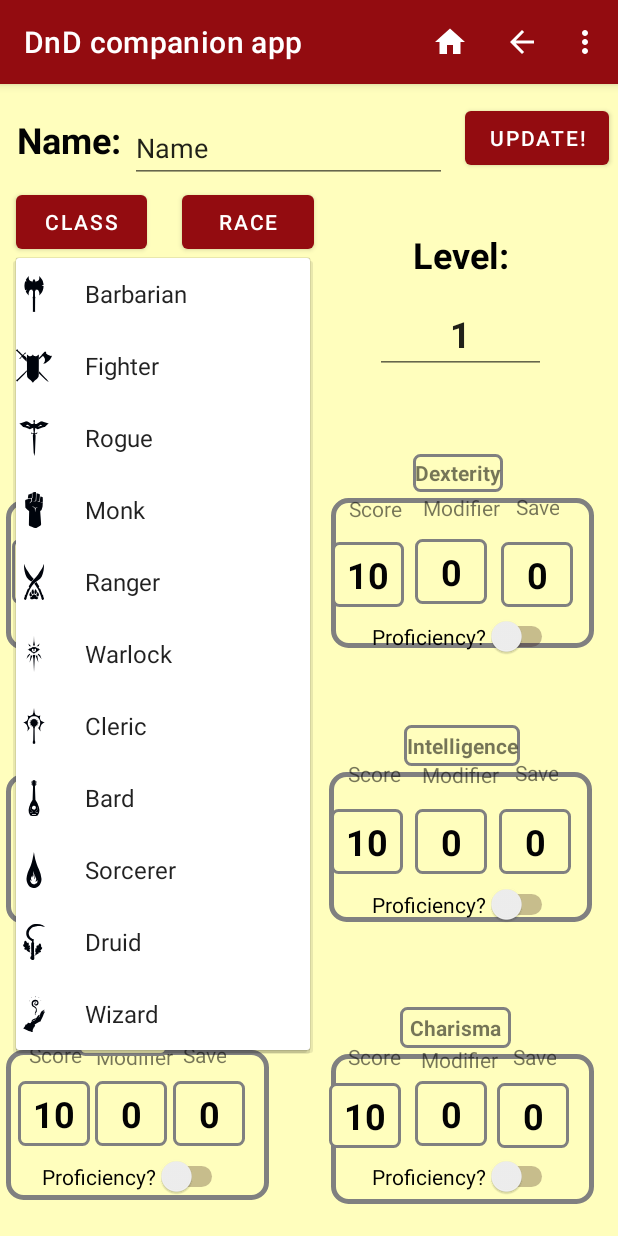
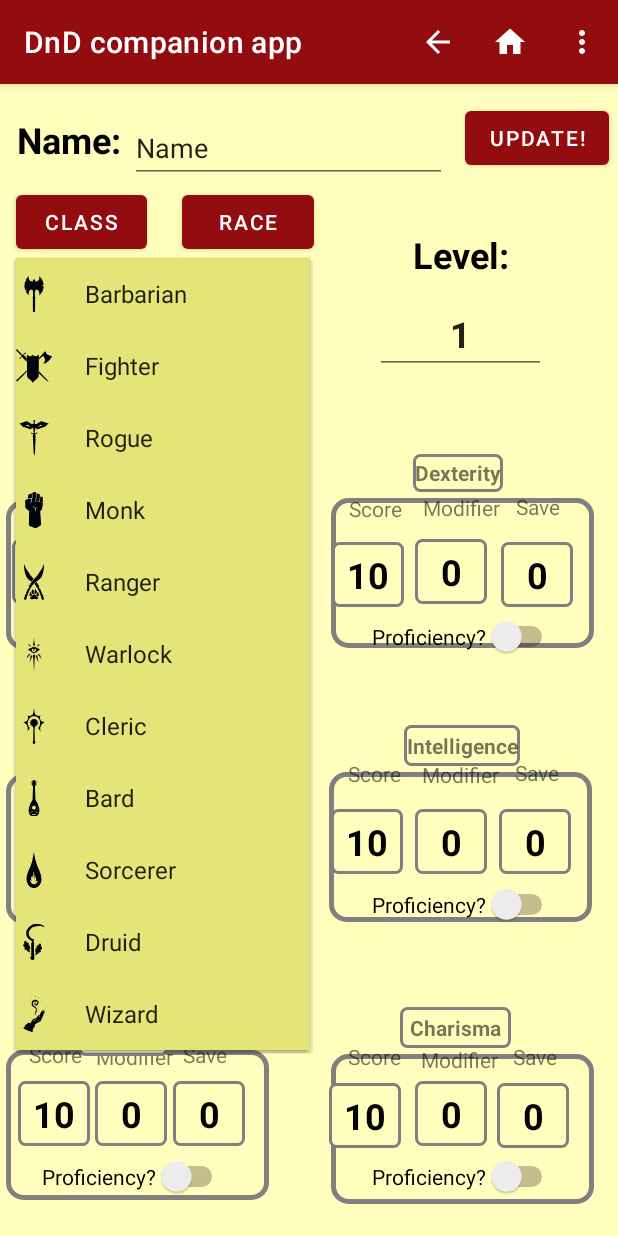
Before and after one commit to santtu321/dnd_companion_app_R21, an Android app: the Charactersheet screen opened directly, with no data from a screen before it, after a tap on "CLASS", on a phone screen of 412 x 824 dp. Run offline under Robolectric (Android 15) with nearby library versions, the phone set to English and light mode, and no system bars.

Commit message:
V0.33
Nyt on actionbarin popupmenussa iconit ja vähän paranneltu tyylejä

```diff
--- /dev/null
+++ b/Diceroller/app/src/main/res/drawable/ic_baseline_accessibility_24.xml
@@ -0,0 +1,9 @@
+<vector xmlns:android="http://schemas.android.com/apk/res/android"
+    android:width="24dp"
+    android:height="24dp"
+    android:viewportWidth="24"
+    android:viewportHeight="24">
+  <path
+      android:fillColor="@android:color/black"
+      android:pathData="M12,2c1.1,0 2,0.9 2,2s-0.9,2 -2,2 -2,-0.9 -2,-2 0.9,-2 2,-2zM21,9h-6v13h-2v-6h-2v6L9,22L9,9L3,9L3,7h18v2z"/>
+</vector>
--- /dev/null
+++ b/Diceroller/app/src/main/res/drawable/ic_baseline_add_24.xml
@@ -0,0 +1,9 @@
+<vector xmlns:android="http://schemas.android.com/apk/res/android"
+    android:width="24dp"
+    android:height="24dp"
+    android:viewportWidth="24"
+    android:viewportHeight="24">
+  <path
+      android:fillColor="@android:color/black"
+      android:pathData="M19,13h-6v6h-2v-6H5v-2h6V5h2v6h6v2z"/>
+</vector>
--- /dev/null
+++ b/Diceroller/app/src/main/res/drawable/ic_baseline_menu_book_24.xml
@@ -0,0 +1,18 @@
+<vector xmlns:android="http://schemas.android.com/apk/res/android"
+    android:width="24dp"
+    android:height="24dp"
+    android:viewportWidth="24"
+    android:viewportHeight="24">
+  <path
+      android:fillColor="@android:color/black"
+      android:pathData="M21,5c-1.11,-0.35 -2.33,-0.5 -3.5,-0.5c-1.95,0 -4.05,0.4 -5.5,1.5c-1.45,-1.1 -3.55,-1.5 -5.5,-1.5S2.45,4.9 1,6v14.65c0,0.25 0.25,0.5 0.5,0.5c0.1,0 0.15,-0.05 0.25,-0.05C3.1,20.45 5.05,20 6.5,20c1.95,0 4.05,0.4 5.5,1.5c1.35,-0.85 3.8,-1.5 5.5,-1.5c1.65,0 3.35,0.3 4.75,1.05c0.1,0.05 0.15,0.05 0.25,0.05c0.25,0 0.5,-0.25 0.5,-0.5V6C22.4,5.55 21.75,5.25 21,5zM21,18.5c-1.1,-0.35 -2.3,-0.5 -3.5,-0.5c-1.7,0 -4.15,0.65 -5.5,1.5V8c1.35,-0.85 3.8,-1.5 5.5,-1.5c1.2,0 2.4,0.15 3.5,0.5V18.5z"/>
+  <path
+      android:fillColor="@android:color/black"
+      android:pathData="M17.5,10.5c0.88,0 1.73,0.09 2.5,0.26V9.24C19.21,9.09 18.36,9 17.5,9c-1.7,0 -3.24,0.29 -4.5,0.83v1.66C14.13,10.85 15.7,10.5 17.5,10.5z"/>
+  <path
+      android:fillColor="@android:color/black"
+      android:pathData="M13,12.49v1.66c1.13,-0.64 2.7,-0.99 4.5,-0.99c0.88,0 1.73,0.09 2.5,0.26V11.9c-0.79,-0.15 -1.64,-0.24 -2.5,-0.24C15.8,11.66 14.26,11.96 13,12.49z"/>
+  <path
+      android:fillColor="@android:color/black"
+      android:pathData="M17.5,14.33c-1.7,0 -3.24,0.29 -4.5,0.83v1.66c1.13,-0.64 2.7,-0.99 4.5,-0.99c0.88,0 1.73,0.09 2.5,0.26v-1.52C19.21,14.41 18.36,14.33 17.5,14.33z"/>
+</vector>
--- /dev/null
+++ b/Diceroller/app/src/main/res/drawable/ic_baseline_more_vert_24.xml
@@ -0,0 +1,5 @@
+<vector android:height="24dp" android:tint="#FFFFFF"
+    android:viewportHeight="24" android:viewportWidth="24"
+    android:width="24dp" xmlns:android="http://schemas.android.com/apk/res/android">
+    <path android:fillColor="@android:color/white" android:pathData="M12,8c1.1,0 2,-0.9 2,-2s-0.9,-2 -2,-2 -2,0.9 -2,2 0.9,2 2,2zM12,10c-1.1,0 -2,0.9 -2,2s0.9,2 2,2 2,-0.9 2,-2 -0.9,-2 -2,-2zM12,16c-1.1,0 -2,0.9 -2,2s0.9,2 2,2 2,-0.9 2,-2 -0.9,-2 -2,-2z"/>
+</vector>
--- a/Diceroller/app/src/main/res/layout/activity_charactersheet.xml
+++ b/Diceroller/app/src/main/res/layout/activity_charactersheet.xml
@@ -972,13 +972,4 @@
         app:layout_constraintHorizontal_bias="0.783"
         app:layout_constraintStart_toStartOf="parent" />
 
-    <androidx.fragment.app.FragmentContainerView
-        android:id="@+id/fragmentContainerView4"
-        android:name="com.example.myapplication.MenuFragment"
-        android:layout_width="wrap_content"
-        android:layout_height="wrap_content"
-        app:layout_constraintEnd_toEndOf="parent"
-        app:layout_constraintStart_toStartOf="parent"
-        app:layout_constraintTop_toTopOf="parent" />
-
 </androidx.constraintlayout.widget.ConstraintLayout>
--- a/Diceroller/app/src/main/res/menu/popup_classes_menu.xml
+++ b/Diceroller/app/src/main/res/menu/popup_classes_menu.xml
@@ -6,7 +6,8 @@
         android:id="@+id/action_barbarian"
         android:title="Barbarian"
         android:icon="@drawable/ic_class_barbarian"
-        app:showAsAction="never"/>
+        app:showAsAction="never"
+        />
     <item
         android:id="@+id/action_fighter"
         android:title="Fighter"
--- a/Diceroller/app/src/main/res/menu/popup_menu.xml
+++ b/Diceroller/app/src/main/res/menu/popup_menu.xml
@@ -1,26 +1,49 @@
 <?xml version="1.0" encoding="utf-8"?>
 <menu xmlns:android="http://schemas.android.com/apk/res/android"
     xmlns:app="http://schemas.android.com/apk/res-auto">
+    <item android:id="@+id/action_back"
+        android:title=""
+        android:icon="@drawable/ic_baseline_arrow_back_24"
+        app:showAsAction="always"/>
+
+    <item android:id="@+id/action_home"
+        android:title=""
+        android:icon="@drawable/ic_baseline_home_24"
+        app:showAsAction="always"/>
+
+    <item android:id="@+id/more"
+        android:title=""
+        android:icon="@drawable/ic_baseline_more_vert_24"
+        app:showAsAction="always">
+
+
+        <menu>
             <item
                 android:id="@+id/action_main"
                 android:title="dice roller"
-        app:showAsAction="never"/>
+                android:icon="@drawable/ic_dice"
+                app:showAsAction="ifRoom"/>
             <item
                 android:id="@+id/action_sum"
-        android:icon="@drawable/ic_dice"
                 android:title="dice roller sum"
-        app:showAsAction="never"/>
+                android:icon="@drawable/ic_baseline_add_24"
+                app:showAsAction="ifRoom"/>
             <item
                 android:id="@+id/action_rule"
                 android:title="rulebook"
-        app:showAsAction="never"/>
+                android:icon="@drawable/ic_baseline_menu_book_24"
+                app:showAsAction="ifRoom"/>
             <item
                 android:id="@+id/action_database"
                 android:title="characters"
-        app:showAsAction="never"/>
+                android:icon="@drawable/ic_baseline_accessibility_24"
+                app:showAsAction="ifRoom"/>
             <item
                 android:id="@+id/test"
                 android:title="test"
-        app:showAsAction="never"/>
+                app:showAsAction="ifRoom"/>
+        </menu>
+
+    </item>
 
 </menu>
--- a/Diceroller/app/src/main/res/values/colors.xml
+++ b/Diceroller/app/src/main/res/values/colors.xml
@@ -23,6 +23,7 @@
     <color name ="background">#FFFEBD </color>
     <color name ="background_accent">#F7CE65 </color>
     <color name ="text">#290000 </color>
+    <color name ="menubackground">#e5e478</color>
 
 
     <!--switch colors-->
--- a/Diceroller/app/src/main/res/values/styles.xml
+++ b/Diceroller/app/src/main/res/values/styles.xml
@@ -1,11 +1,13 @@
 <resources>
 
     <!-- Base application theme. -->
-    <style name="AppTheme" parent="Theme.MaterialComponents.Light.DarkActionBar">
+    <style name="AppTheme" parent="Theme.MaterialComponents.Light">
         <!-- Customize your theme here. -->
-        <item name="colorPrimary">@color/colorPrimary</item>
-        <item name="colorPrimaryDark">@color/colorPrimaryDark</item>
-        <item name="colorAccent">@color/colorAccent</item>
+        <item name="colorPrimary">@color/red_primary</item>
+        <item name="colorPrimaryDark">@color/red_primary_darker</item>
+        <item name="colorAccent">@color/red_secondary1</item>
+        <item name="android:background">@color/background</item>
+        <item name="android:textColor">@color/text</item>
     </style>
 
     <style name="ThemeOverlay.MySwitch" parent="">
@@ -15,6 +17,16 @@
         <item name="android:colorForeground">#290000</item>
 
     </style>
+
+    <style name="popupMenuStyle" parent="android:Theme.Material.Light.DarkActionBar">
+        <item name="actionMenuTextColor">@color/text</item>
+        <item name="android:popupBackground">@color/menubackground</item>
+    </style>
+
+    <style name="popupstyle" parent="android:Theme.Material.Light.DarkActionBar">
+        <item name="android:actionBarPopupTheme">@style/popupMenuStyle</item>
+    </style>
+
 
 
     <!-- The default font for RecyclerView items is too small.
--- a/Diceroller/app/src/main/res/values/themes.xml
+++ b/Diceroller/app/src/main/res/values/themes.xml
@@ -5,6 +5,7 @@
         <item name="colorPrimary">@color/red_primary</item>
         <item name="colorPrimaryVariant">@color/red_primary_darker</item>
         <item name="colorOnPrimary">@color/white</item>
+
         <!-- Secondary brand color. -->
         <item name="colorSecondary">@color/red_secondary1</item>
         <item name="colorSecondaryVariant">@color/red_secondary2</item>
@@ -12,5 +13,19 @@
         <!-- Status bar color. -->
         <item name="android:statusBarColor" tools:targetApi="l">?attr/colorPrimaryVariant</item>
         <!-- Customize your theme here. -->
+
+        <item name="android:actionBarPopupTheme">@style/popupstyle</item>
+        <item name="android:popupTheme">@style/popupMenuStyle</item>
+        <item name="popupMenuStyle">@style/popupMenuStyle</item>
+        <item name="android:popupMenuStyle">@style/popupMenuStyle</item>
+
+        <!--
+        <item name="android:itemBackground">@color/menubackground</item>
+        <item name="android:actionMenuTextColor">@color/text</item>
+        -->
+
+        <!--toimii tämäkin, mutta jostakin syystä tuo actionbaarin popupmenuun jää vähän valkoista ylös ja alas-->
+
+
     </style>
 </resources>
```
Also changed, not shown: Diceroller/app/src/main/java/com/example/myapplication/Charactersheet.kt (+10 -0 lines), Diceroller/app/src/main/java/com/example/myapplication/MainActivity.kt (+10 -0 lines), Diceroller/app/src/main/java/com/example/myapplication/MainDatabaseActivity.kt (+17 -2 lines), Diceroller/app/src/main/java/com/example/myapplication/RuleActivity.kt (+15 -0 lines), Diceroller/app/src/main/java/com/example/myapplication/sumActivity.kt (+15 -0 lines), Diceroller/app/src/main/res/layout/activity_main.xml (+0 -9 lines), Diceroller/app/src/main/res/layout/activity_main_database.xml (+0 -9 lines), Diceroller/app/src/main/res/layout/activity_rule.xml (+0 -9 lines), Diceroller/app/src/main/res/layout/activity_sum.xml (+0 -9 lines). Lines whose indentation alone changed are shown as unchanged.
